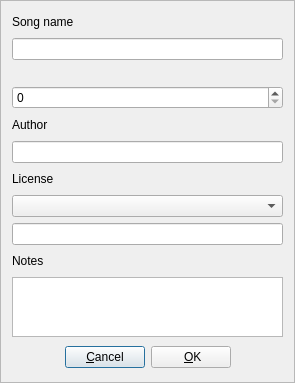
hydrogen-music/hydrogen, file src/gui/src/SongPropertiesDialog_UI.ui: the form before one commit.
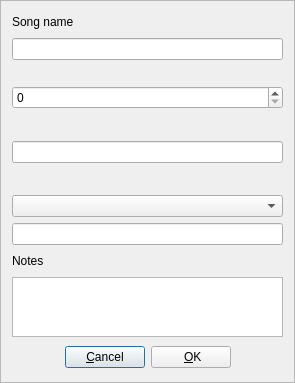
The form after the commit. Custom widgets are drawn as their Qt base class.

Commit message:
CommonStrings: commonize author and license labels
this way we can use existing translations for `PatternPropertiesDialog` as well as slightly reduce the number of required translations for new languages

What changed in the file:
```diff
--- a/src/gui/src/SongPropertiesDialog_UI.ui
+++ b/src/gui/src/SongPropertiesDialog_UI.ui
@@ -80,9 +80,6 @@
            <height>20</height>
           </size>
          </property>
-         <property name="text">
-          <string>Author</string>
-         </property>
         </widget>
        </item>
        <item>
@@ -96,9 +93,6 @@
            <height>20</height>
           </size>
          </property>
-         <property name="text">
-          <string>License</string>
-         </property>
         </widget>
        </item>
        <item>
```
Left out of the diff: 4 changed lines with no effect on the pictures. The commit also changes 27 other files.
